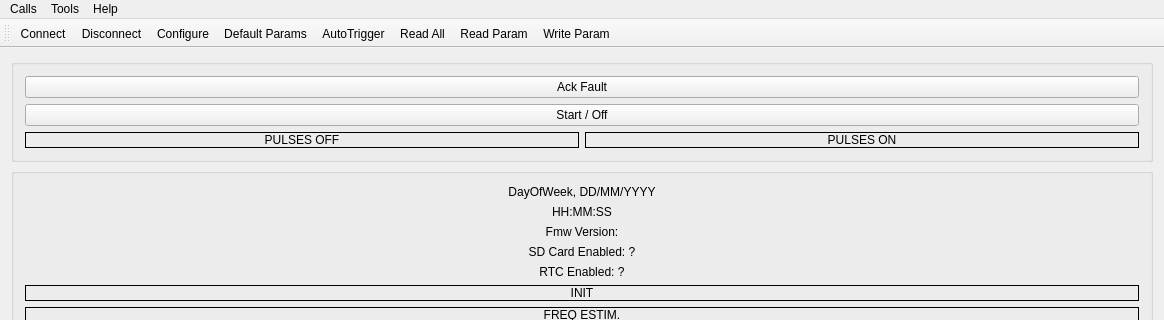
Old version of the form ui/mainwindow.ui in the repository lgrittin/ike_gui; both pictures show x 0 to 1164 and y 0 to 320 of the 1164 by 599 pixel window.
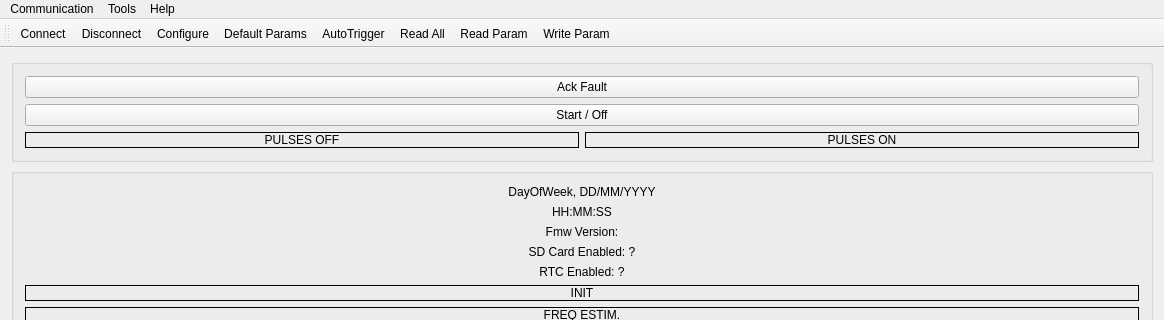
New version of the form. Icons and pictures are not drawn.

Diff of the .ui file:
```diff
--- a/ui/mainwindow.ui
+++ b/ui/mainwindow.ui
@@ -430,7 +430,7 @@
    </property>
    <widget class="QMenu" name="menuCalls">
     <property name="title">
-     <string>Calls</string>
+     <string>Communication</string>
     </property>
     <addaction name="actionConnect"/>
     <addaction name="actionDisconnect"/>
```
Left out of the diff: 5 changed lines with no effect on the pictures.
